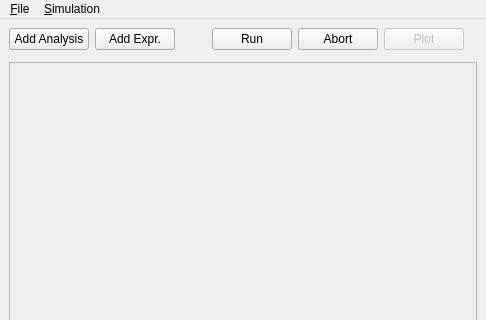
The window that simbench/simwin.ui (mdavidsaver/spicetools) describes before a commit, drawn with Qt 5; both pictures show x 0 to 486 and y 0 to 320 of the 486 by 488 pixel window.
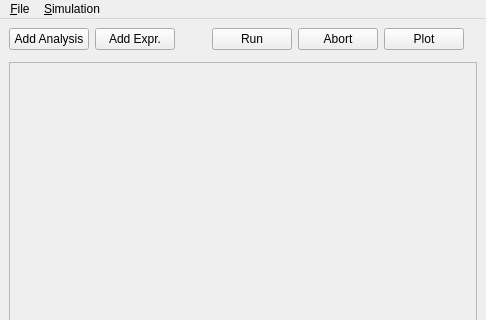
The same window after the commit. Custom widgets are drawn as their Qt base class.

Commit message: simbench open plot

Patch:
```diff
--- a/simbench/simwin.ui
+++ b/simbench/simwin.ui
@@ -60,9 +60,6 @@
       </item>
       <item>
        <widget class="QPushButton" name="btnPlot">
-        <property name="enabled">
-         <bool>false</bool>
-        </property>
         <property name="text">
          <string>Plot</string>
         </property>
```
The commit also changes 2 other files.
